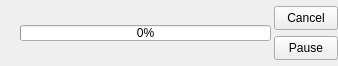
First picture: the form in wengophone/src/presentation/qt/filetransfer/FileTransferItem.ui, repository tkrotoff/WengoPhone, before the edit.
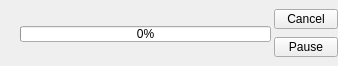
Second picture: the form after the edit. Icons and pictures are not drawn.

What changed in the file:
```diff
--- a/wengophone/src/presentation/qt/filetransfer/FileTransferItem.ui
+++ b/wengophone/src/presentation/qt/filetransfer/FileTransferItem.ui
@@ -59,7 +59,7 @@
        <property name="maximumSize" >
         <size>
          <width>64</width>
-         <height>24</height>
+         <height>20</height>
         </size>
        </property>
        <property name="text" >
@@ -72,7 +72,7 @@
        <property name="maximumSize" >
         <size>
          <width>64</width>
-         <height>24</height>
+         <height>20</height>
         </size>
        </property>
        <property name="text" >
```
